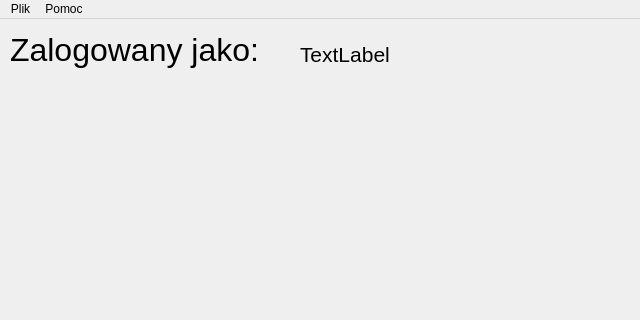
Old version of the form oknoglowne.ui in the repository twardakm/zarzadzanie_projektami; both pictures show x 0 to 640 and y 0 to 320 of the 640 by 480 pixel window.
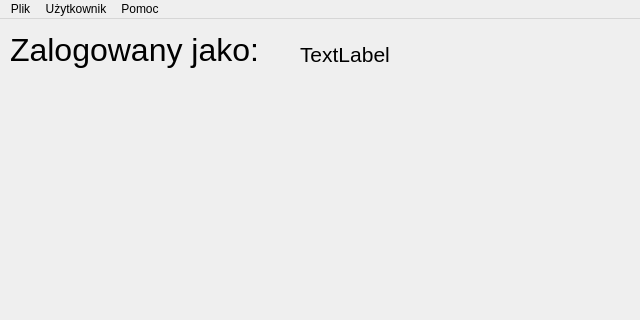
New version of the form.

```diff
--- a/oknoglowne.ui
+++ b/oknoglowne.ui
@@ -63,7 +63,7 @@
      <x>0</x>
      <y>0</y>
      <width>640</width>
-     <height>19</height>
+     <height>21</height>
     </rect>
    </property>
    <widget class="QMenu" name="menuPomoc">
@@ -80,7 +80,14 @@
     <addaction name="separator"/>
     <addaction name="wyloguj"/>
    </widget>
+   <widget class="QMenu" name="menuUzytkownik">
+    <property name="title">
+     <string>Użytkownik</string>
+    </property>
+    <addaction name="usun"/>
+   </widget>
    <addaction name="menuPlik"/>
+   <addaction name="menuUzytkownik"/>
    <addaction name="menuPomoc"/>
   </widget>
   <widget class="QStatusBar" name="statusBar"/>
```
Left out of the diff: 5 changed lines with no effect on the pictures.
